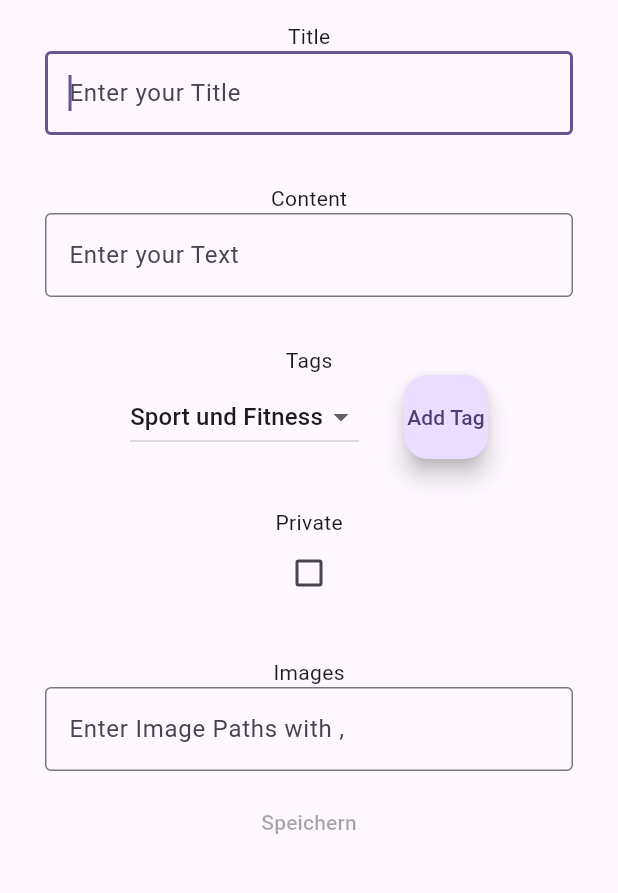
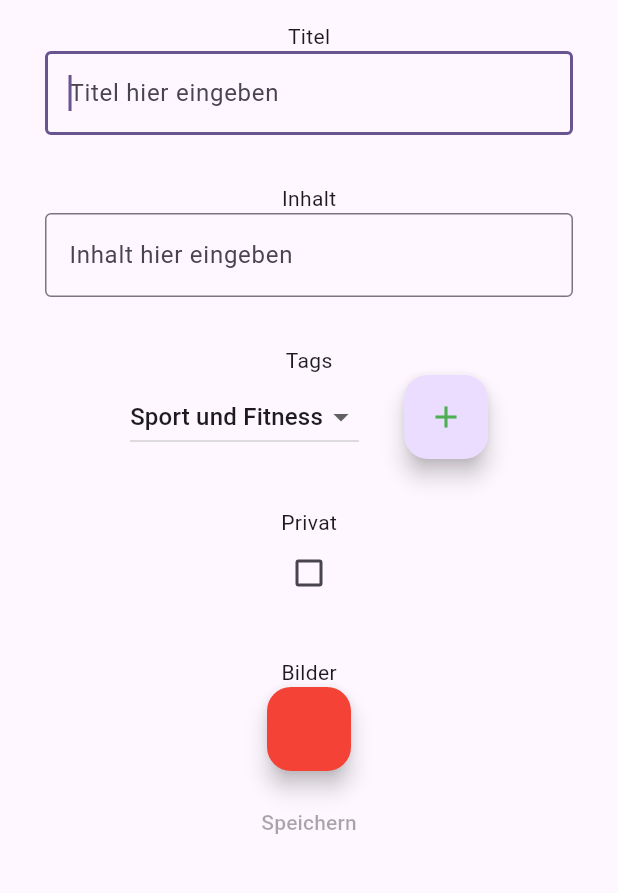
Before and after one commit to oliverpk2000/memo_share, a Flutter app: the EntryEditor screen opened directly with empty values, on a phone screen of 412 x 824 dp, the part 63-956 px from its top. Run offline on Flutter 3.47's test engine with Material 3 defaults, Android fonts, the phone set to English and light mode, and no system bars; our stand-ins replace file_picker, firebase_core, firebase_storage, modal_progress_hud_nsn, universal_platform; accounts and stored records are empty.

Commit message:
image uploading

```diff
--- a/lib/components/entryEditor.dart
+++ b/lib/components/entryEditor.dart
@@ -1,9 +1,13 @@
+import 'package:file_picker/_internal/file_picker_web.dart';
+import 'package:file_picker/file_picker.dart';
+import 'package:firebase_storage/firebase_storage.dart';
 import 'package:flutter/material.dart';
 import 'package:memo_share/domain/entry.dart';
 import 'package:memo_share/pages/home.dart';
 import 'package:memo_share/services/EntryService.dart';
 import 'package:memo_share/services/IdService.dart';
 import 'package:memo_share/services/UserService.dart';
+import 'package:universal_platform/universal_platform.dart';
 
 class EntryEditor extends StatefulWidget {
   const EntryEditor({super.key});
@@ -21,10 +25,7 @@ class _EntryEditorState extends State<EntryEditor> {
   bool private = false;
   List<String> imageUrls = [];
   late Map<String, dynamic> pageData =
-  ModalRoute
-      .of(context)!
-      .settings
-      .arguments as Map<String, dynamic>;
+      ModalRoute.of(context)!.settings.arguments as Map<String, dynamic>;
   late Entry? entry = pageData["entry"] as Entry?;
   late int uid = pageData["uid"];
   EntryService entryService = EntryService();
@@ -40,11 +41,11 @@ class _EntryEditorState extends State<EntryEditor> {
         child: Center(
           child: Column(
             children: [
-              const Text("Title"),
+              const Text("Titel"),
               TextField(
                 decoration: const InputDecoration(
                   border: OutlineInputBorder(),
-                  hintText: 'Enter your Title',
+                  hintText: 'Titel hier eingeben',
                 ),
                 autofocus: true,
                 keyboardType: TextInputType.text,
@@ -57,11 +58,11 @@ class _EntryEditorState extends State<EntryEditor> {
               const Padding(
                 padding: EdgeInsets.symmetric(horizontal: 8, vertical: 16),
               ),
-              const Text("Content"),
+              const Text("Inhalt"),
               TextField(
                 decoration: const InputDecoration(
                   border: OutlineInputBorder(),
-                  hintText: 'Enter your Text',
+                  hintText: 'Inhalt hier eingeben',
                 ),
                 maxLines: null,
                 keyboardType: TextInputType.multiline,
@@ -83,8 +84,7 @@ class _EntryEditorState extends State<EntryEditor> {
                         DropdownButton(
                             value: dropDownValue,
                             items: avaiableTags
-                          .map((e) =>
-                          DropdownMenuItem(
+                                .map((e) => DropdownMenuItem(
                                       value: e,
                                       child: Text(e),
                                     ))
@@ -96,7 +96,11 @@ class _EntryEditorState extends State<EntryEditor> {
                             }),
                         const Padding(padding: EdgeInsets.only(left: 30)),
                         FloatingActionButton(
-                      child: const Text("Add Tag"),
+                            heroTag: "tag",
+                            child: const Icon(
+                              Icons.add,
+                              color: Colors.green,
+                            ),
                             onPressed: () {
                               setState(() {
                                 avaiableTags.remove(dropDownValue);
@@ -115,8 +119,7 @@ class _EntryEditorState extends State<EntryEditor> {
                 mainAxisSize: MainAxisSize.min,
                 direction: Axis.vertical,
                 children: chosenTags
-                    .map((e) =>
-                    Flexible(
+                    .map((e) => Flexible(
                           fit: FlexFit.loose,
                           child: Row(
                             children: [
@@ -141,7 +144,7 @@ class _EntryEditorState extends State<EntryEditor> {
               const Padding(
                 padding: EdgeInsets.symmetric(horizontal: 8, vertical: 16),
               ),
-              const Text("Private"),
+              const Text("Privat"),
               Checkbox(
                 value: private,
                 onChanged: (bool? value) {
@@ -153,8 +156,8 @@ class _EntryEditorState extends State<EntryEditor> {
               const Padding(
                 padding: EdgeInsets.symmetric(horizontal: 8, vertical: 16),
               ),
-              const Text("Images"),
-              TextField(
+              const Text("Bilder"),
+              /*TextField(
                 decoration: const InputDecoration(
                   border: OutlineInputBorder(),
                   hintText: 'Enter Image Paths with ,',
@@ -166,7 +169,42 @@ class _EntryEditorState extends State<EntryEditor> {
                     imageUrls = value.split(",");
                   });
                 },
-              ),
+              ),*/
+
+              FloatingActionButton(
+                  backgroundColor: Colors.red,
+                  heroTag: "image",
+                  onPressed: () async {
+                    print("noch da");
+                    FilePickerResult? result;
+                    if (UniversalPlatform.isWeb) {
+                      result = await FilePickerWeb.platform.pickFiles(
+                          allowMultiple: true,
+                          type: FileType.custom,
+                          allowedExtensions: ["png", "jpg", "jpeg"]);
+
+                    } else {
+                      result = await FilePicker.platform.pickFiles(
+                          allowMultiple: true,
+                          type: FileType.custom,
+                          allowedExtensions: ["png", "jpg", "jpeg"]);
+                    }
+
+                    if (result != null) {
+                      var name = "upload/$uid-${DateTime.now().toString()}.${result.files.first.extension!}";
+                      var storageRef = FirebaseStorage.instance.ref(name);
+                      await storageRef.putData(result.files.first.bytes!);
+
+                      var downloadUrl = await storageRef.getDownloadURL();
+                      imageUrls.add(downloadUrl + name);
+                      print(imageUrls);
+
+                    } else {
+                      print("Abgebrochen");
+                    }
+
+                  }),
+
               const Padding(
                 padding: EdgeInsets.symmetric(horizontal: 8, vertical: 5),
               ),
@@ -177,7 +215,8 @@ class _EntryEditorState extends State<EntryEditor> {
                           var service = IdService();
                           await service.init();
 
-                    entry = Entry.withNewID(title: title,
+                          entry = Entry.withNewID(
+                              title: title,
                               content: content,
                               tags: tags,
                               private: private,
--- a/lib/components/entryUpdater.dart
+++ b/lib/components/entryUpdater.dart
@@ -40,11 +40,11 @@ class _EntryUpdaterState extends State<EntryUpdater> {
         child: Center(
           child: Column(
             children: [
-              const Text("Title"),
+              const Text("Titel"),
               TextFormField(
                 decoration: const InputDecoration(
                   border: OutlineInputBorder(),
-                  hintText: 'Enter your Title',
+                  hintText: 'Titel hier eingeben',
                 ),
                 initialValue: title,
                 autofocus: true,
@@ -58,11 +58,11 @@ class _EntryUpdaterState extends State<EntryUpdater> {
               const Padding(
                 padding: EdgeInsets.symmetric(horizontal: 8, vertical: 16),
               ),
-              const Text("Content"),
+              const Text("Inhalt"),
               TextFormField(
                 decoration: const InputDecoration(
                   border: OutlineInputBorder(),
-                  hintText: 'Enter your Text',
+                  hintText: 'Inhalt des Beitrages eingeben',
                 ),
                 initialValue: content,
                 maxLines: null,
@@ -85,8 +85,7 @@ class _EntryUpdaterState extends State<EntryUpdater> {
                         DropdownButton(
                             value: dropDownValue,
                             items: avaiableTags
-                          .map((e) =>
-                          DropdownMenuItem(
+                                .map((e) => DropdownMenuItem(
                                       value: e,
                                       child: Text(e),
                                     ))
@@ -98,13 +97,15 @@ class _EntryUpdaterState extends State<EntryUpdater> {
                             }),
                         const Padding(padding: EdgeInsets.only(left: 30)),
                         FloatingActionButton(
-                      child: const Text("Add Tag"),
+                            backgroundColor: Colors.green,
+                            child: const Icon(
+                              Icons.add,
+                              color: Colors.white,
+                            ),
                             onPressed: () {
-                        setState( () {
+                              setState(() {
                                 avaiableTags.remove(dropDownValue);
                                 chosenTags.add(dropDownValue);
-
-
 
                                 if (avaiableTags.isEmpty) {
                                   dropDownValue = "";
@@ -119,8 +120,7 @@ class _EntryUpdaterState extends State<EntryUpdater> {
                 mainAxisSize: MainAxisSize.min,
                 direction: Axis.vertical,
                 children: chosenTags
-                    .map((e) =>
-                    Flexible(
+                    .map((e) => Flexible(
                           fit: FlexFit.loose,
                           child: Row(
                             children: [
@@ -145,7 +145,7 @@ class _EntryUpdaterState extends State<EntryUpdater> {
               const Padding(
                 padding: EdgeInsets.symmetric(horizontal: 8, vertical: 16),
               ),
-              const Text("Private"),
+              const Text("Privat"),
               Checkbox(
                 value: private,
                 onChanged: (bool? value) {
@@ -157,7 +157,7 @@ class _EntryUpdaterState extends State<EntryUpdater> {
               const Padding(
                 padding: EdgeInsets.symmetric(horizontal: 8, vertical: 16),
               ),
-              const Text("Images"),
+              const Text("Bilder"),
               TextFormField(
                 decoration: const InputDecoration(
                   border: OutlineInputBorder(),
@@ -182,7 +182,8 @@ class _EntryUpdaterState extends State<EntryUpdater> {
                           var service = IdService();
                           await service.init();
 
-                    entry = Entry.withNewID(title: title,
+                          entry = Entry.withNewID(
+                              title: title,
                               content: content,
                               tags: tags,
                               private: private,
--- a/pubspec.yaml
+++ b/pubspec.yaml
@@ -33,6 +33,10 @@ dependencies:
   http: ^0.13.5
   modal_progress_hud_nsn: ^0.4.0
   crypto: ^3.0.3
+  file_picker: ^6.1.1
+  universal_platform: ^1.0.0+1
+  firebase_storage: ^11.6.0
+  firebase_core : ^2.24.2
 
 
   # The following adds the Cupertino Icons font to your application.
```
Also changed, not shown: lib/main.dart (+7 -1 lines), lib/pages/login.dart (+35 -1 lines), lib/firebase_options.dart (added), pubspec.lock, 4 other files. Lines whose indentation alone changed are shown as unchanged.
